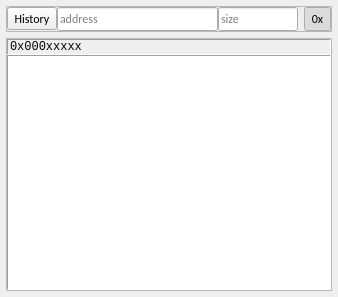
Before: the Qt Designer form src/view/WidgetMemory.ui in ukyouz/Visual-Studio-Debug-Tools, drawn with Qt 5.
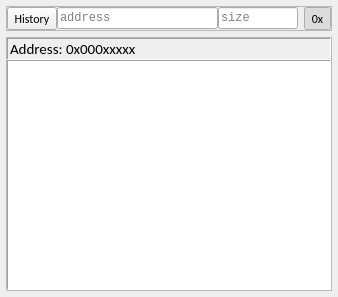
After: the same form once the commit is applied. Icons and pictures are not drawn.

Diff of the .ui file:
```diff
--- a/src/view/WidgetMemory.ui
+++ b/src/view/WidgetMemory.ui
@@ -82,6 +82,11 @@
             <verstretch>0</verstretch>
            </sizepolicy>
           </property>
+          <property name="font">
+           <font>
+            <family>Consolas</family>
+           </font>
+          </property>
           <property name="placeholderText">
            <string>address</string>
           </property>
@@ -95,6 +100,11 @@
             <verstretch>0</verstretch>
            </sizepolicy>
           </property>
+          <property name="font">
+           <font>
+            <family>Consolas</family>
+           </font>
+          </property>
           <property name="toolTip">
            <string>Unit is byte</string>
           </property>
@@ -161,7 +171,8 @@
        <widget class="QLabel" name="labelAddress">
         <property name="font">
          <font>
-          <family>Consolas</family>
+          <family>Calibri</family>
+          <pointsize>11</pointsize>
          </font>
         </property>
         <property name="frameShape">
@@ -171,7 +182,7 @@
          <enum>QFrame::Sunken</enum>
         </property>
         <property name="text">
-         <string>0x000xxxxx</string>
+         <string>Address: 0x000xxxxx</string>
         </property>
         <property name="indent">
          <number>2</number>
@@ -181,7 +192,8 @@
       <item>
        <widget class="QTableView" name="tableMemory">
         <property name="styleSheet">
-         <string notr="true">QHeaderView::section {border: 0; border-right: 1px solid #d8d8d8; border-bottom: 1px solid #d8d8d8;}</string>
+         <string notr="true">QHeaderView::section {border: 0; border-right: 1px solid #d8d8d8; border-bottom: 1px solid #d8d8d8;}
+QTableView::item{  padding: 0px 6px; }</string>
         </property>
         <property name="frameShape">
          <enum>QFrame::Panel</enum>
```
Left out of the diff: 3 changed lines with no effect on the pictures.
